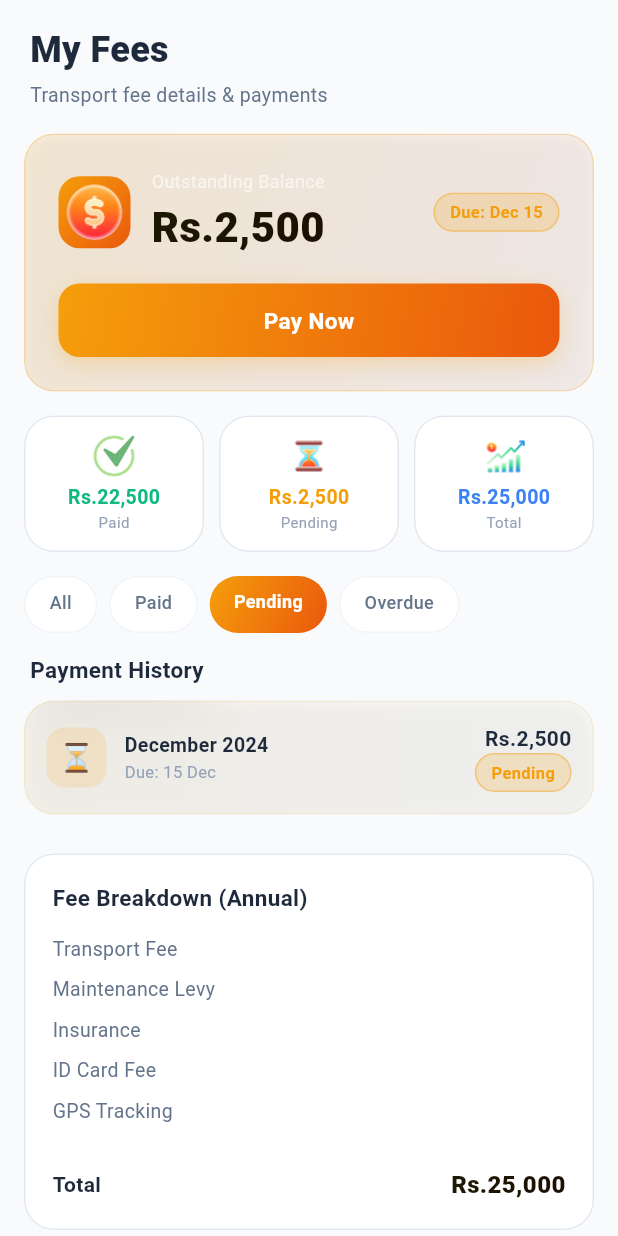
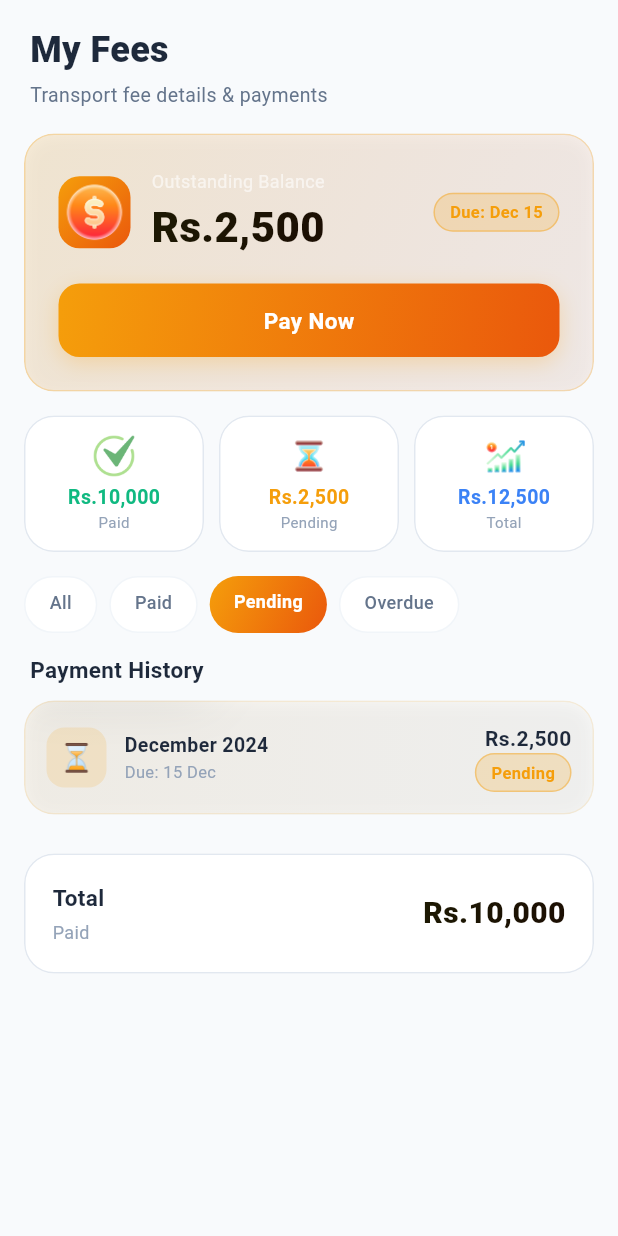
Before and after one commit to Talha-Aslam/transit_pro, a Flutter app: the StudentFees widget shown alone on an empty page, opened directly, after a tap on "Paid", after a tap on "Pending", on a phone screen of 412 x 824 dp. Run offline on Flutter 3.47's test engine with Material 3 defaults, Android fonts, the phone set to English and light mode, and no system bars; our stand-ins replace firebase_auth, firebase_core, flutter_local_notifications, geolocator, go_router, google_maps_flutter and 3 more; missing offline and left inert: flutter_polyline_points; accounts and stored records are empty.

Commit message:
transit_pro

```diff
--- a/lib/screens/parent/parent_fees.dart
+++ b/lib/screens/parent/parent_fees.dart
@@ -173,7 +173,7 @@ class _StudentFeesState extends State<StudentFees> {
                 _StatPill(
                   icon: 'assets/images/utilities/check.png',
                   label: AppStrings.t('paid'),
-                  value: 'Rs.22,500',
+                  value: 'Rs.10,000',
                   color: AppTheme.success,
                 ),
                 const SizedBox(width: 10),
@@ -187,7 +187,7 @@ class _StudentFeesState extends State<StudentFees> {
                 _StatPill(
                   icon: 'assets/images/utilities/total.png',
                   label: AppStrings.t('total'),
-                  value: 'Rs.25,000',
+                  value: 'Rs.12,500',
                   color: AppTheme.info,
                 ),
               ],
@@ -257,68 +257,46 @@ class _StudentFeesState extends State<StudentFees> {
           ..._buildPayments(),
           const SizedBox(height: 16),
 
-          // ── Fee breakdown ─────────────────────────────
+          // ── Total paid fee ─────────────────────────────
           Padding(
             padding: const EdgeInsets.symmetric(horizontal: 16),
             child: GlassCard(
               padding: const EdgeInsets.all(18),
-              child: Column(
+              child: Row(
+                mainAxisAlignment: MainAxisAlignment.spaceBetween,
+                children: [
+                  Column(
                     crossAxisAlignment: CrossAxisAlignment.start,
                     children: [
                       Text(
-                    AppStrings.t('fee_breakdown'),
+                        AppStrings.t('total'),
                         style: TextStyle(
                           color: context.textPrimary,
                           fontSize: 15,
                           fontWeight: FontWeight.w700,
                         ),
                       ),
-                  const SizedBox(height: 14),
-                  _BreakdownRow(
-                    label: AppStrings.t('transport_fee'),
-                    amount: 'Rs.18,000',
+                      const SizedBox(height: 4),
+                      Text(
+                        AppStrings.t('paid'),
+                        style: TextStyle(
+                          color: context.textTertiary,
+                          fontSize: 12,
                         ),
-                  _BreakdownRow(
-                    label: AppStrings.t('maintenance_levy'),
-                    amount: 'Rs.3,000',
                       ),
-                  _BreakdownRow(
-                    label: AppStrings.t('insurance'),
-                    amount: 'Rs.2,000',
-                  ),
-                  _BreakdownRow(
-                    label: AppStrings.t('id_card_fee'),
-                    amount: 'Rs.500',
-                  ),
-                  _BreakdownRow(
-                    label: AppStrings.t('gps_tracking'),
-                    amount: 'Rs.1,500',
-                  ),
-                  const Divider(color: Colors.white12, height: 20),
-                  Row(
-                    mainAxisAlignment: MainAxisAlignment.spaceBetween,
-                    children: [
-                      Text(
-                        AppStrings.t('total'),
-                        style: TextStyle(
-                          color: context.textPrimary,
-                          fontSize: 14,
-                          fontWeight: FontWeight.w700,
-                        ),
+                    ],
                   ),
                   ShaderMask(
                     shaderCallback: (b) =>
                         AppTheme.studentGradient.createShader(b),
                     child: Text(
-                          'Rs.25,000',
+                      'Rs.10,000',
                       style: TextStyle(
                         color: context.textPrimary,
-                            fontSize: 16,
+                        fontSize: 20,
                         fontWeight: FontWeight.w800,
                       ),
                     ),
-                      ),
-                    ],
                   ),
                 ],
               ),
```
Lines whose indentation alone changed are shown as unchanged.
